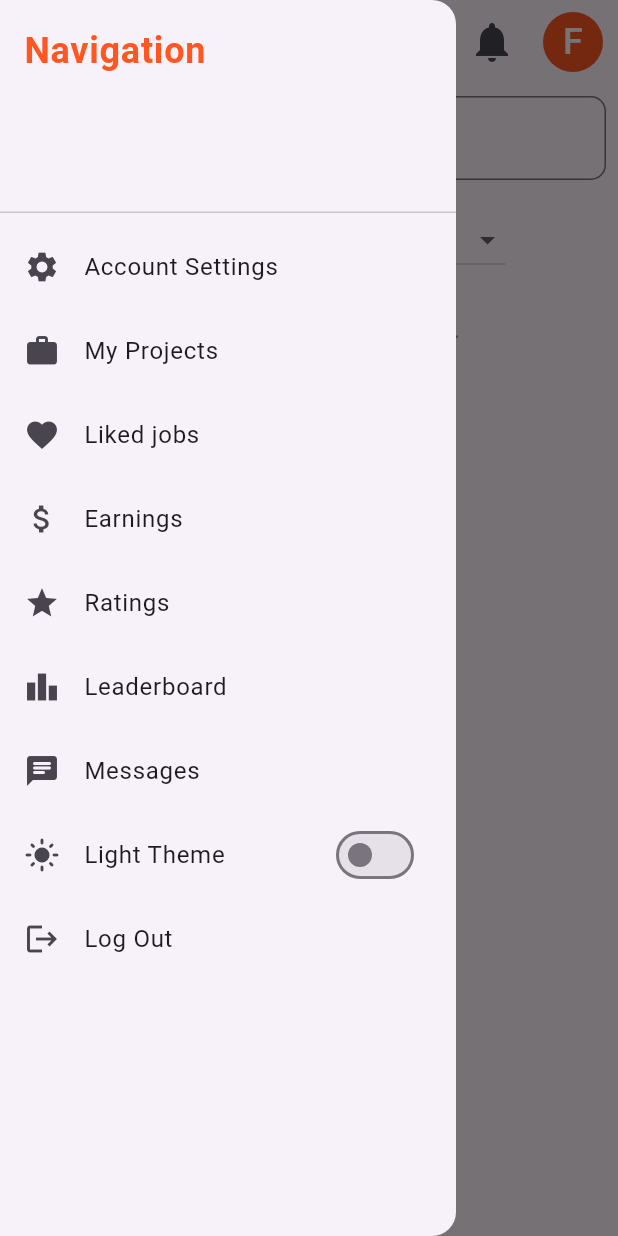
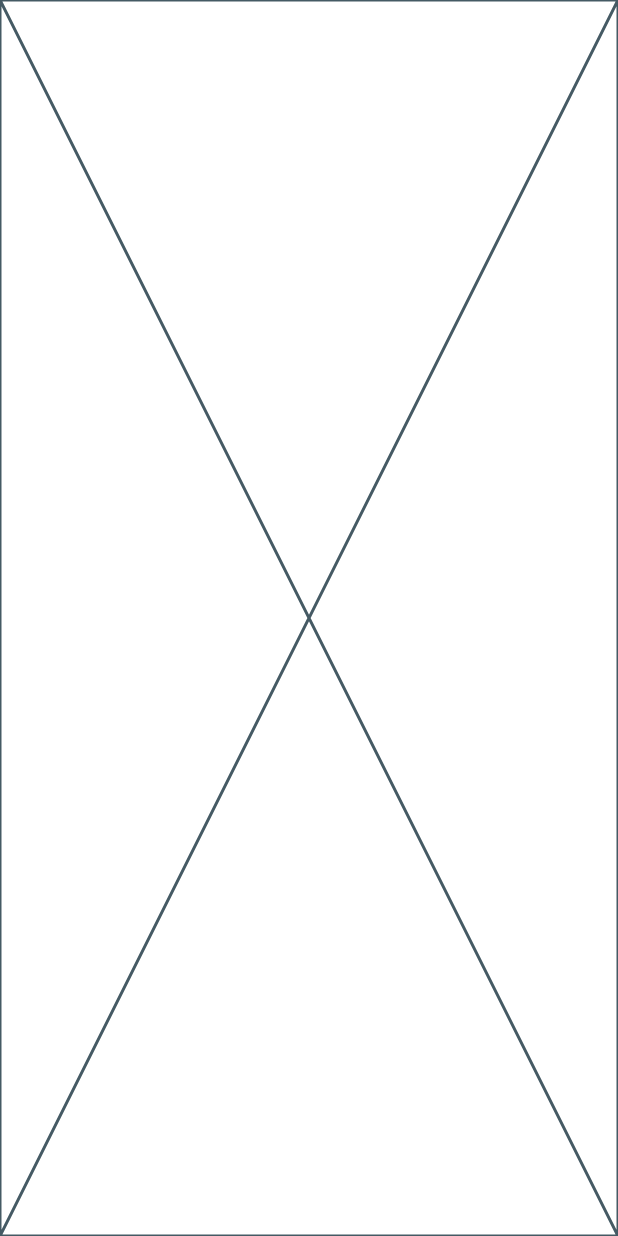
Before and after one commit to Saurabh-Grg/frontend_onehive, a Flutter app: the FreelancerDashboard screen opened by its route, in the side drawer, after a tap on "Account Settings", on a phone screen of 412 x 824 dp. Run offline on Flutter 3.47's test engine with Material 3 defaults, Android fonts, the phone set to English and light mode, and no system bars; our stand-ins replace file_picker, fl_chart, flutter_rating_bar, get, image_picker, shared_preferences and 2 more; missing offline and left inert: flutter_inappwebview; accounts and stored records are empty; network calls fail.

Commit message:
Created account setting page

```diff
--- a/lib/main.dart
+++ b/lib/main.dart
@@ -8,6 +8,7 @@ import 'package:onehive_frontend/screens/EarningsPage.dart';
 import 'package:onehive_frontend/screens/LeaderboardScreen.dart';
 import 'package:onehive_frontend/screens/RatingScreen.dart';
 import 'package:onehive_frontend/screens/SubmitReviewScreen.dart';
+import 'package:onehive_frontend/screens/accountSetting.dart';
 import 'package:onehive_frontend/screens/client_dashboard.dart';
 import 'package:onehive_frontend/screens/freelancer_dashboard.dart';
 import 'package:onehive_frontend/screens/login_form.dart';
@@ -39,6 +40,7 @@ class OneHive extends StatelessWidget {
         GetPage(name: '/totalProposal', page: () => TotalProposalsView()),
         GetPage(name: '/chatListPage', page: () => FollowListsScreen()),
         GetPage(name: '/earnings', page: () => EarningsPage()),
+        GetPage(name: '/accountSetting', page: () => Accountsetting())
       ],
     );
   }
--- /dev/null
+++ b/lib/screens/accountSetting.dart
@@ -0,0 +1,10 @@
+import 'package:flutter/material.dart';
+
+class Accountsetting extends StatelessWidget {
+  const Accountsetting({super.key});
+
+  @override
+  Widget build(BuildContext context) {
+    return const Placeholder();
+  }
+}
--- a/lib/screens/freelancer_dashboard.dart
+++ b/lib/screens/freelancer_dashboard.dart
@@ -663,7 +663,8 @@ class _FreelancerDashboardState extends State<FreelancerDashboard> {
             title: Text('Account Settings'),
             onTap: () {
               // Implement navigation to account settings
-            },
+              Get.toNamed('accountSetting');
+              },
           ),
           ListTile(
             leading: Icon(Icons.work), // Icon for My Projects
```
